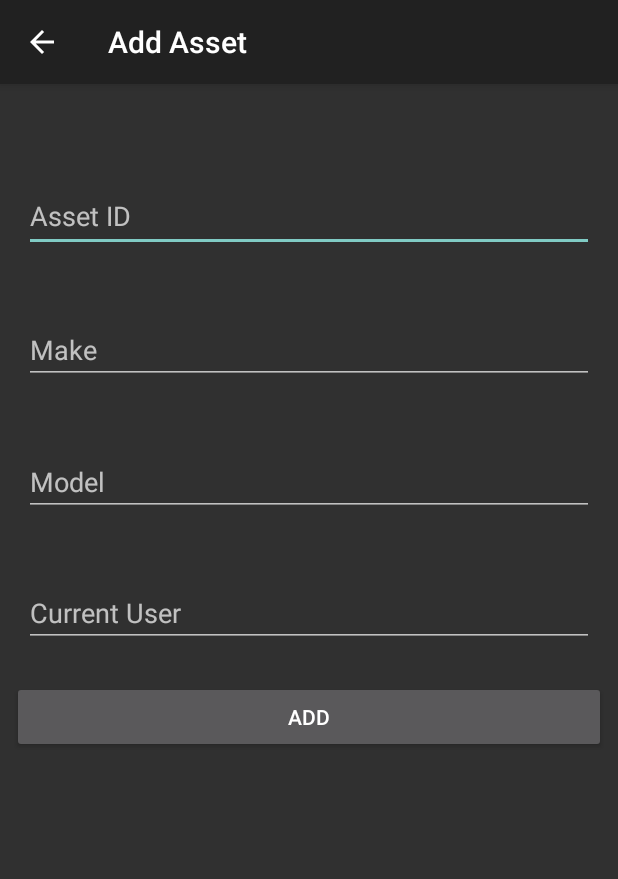
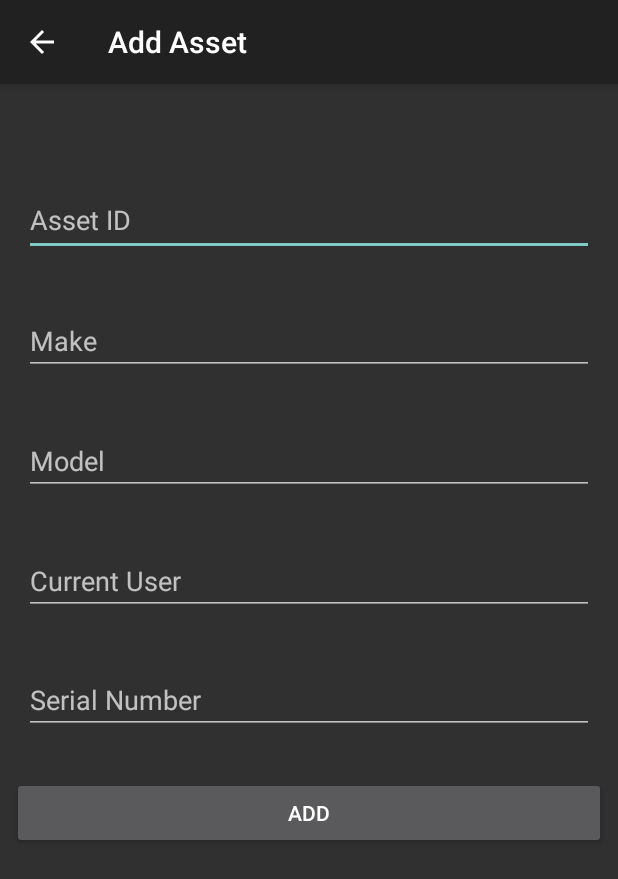
Before and after one commit to CoreySmith1992/EZTag, an Android app: the screen it shows after launch (AddActivity), after a tap on "Add Button", on a phone screen of 412 x 824 dp. Shown: the top 879 px of the screen. Run offline under Robolectric (Android 15) with nearby library versions, the phone set to English and light mode, and no system bars.

Commit message:
Initial commit

```diff
--- a/app/src/main/java/com/valex/eztag/AddActivity.java
+++ b/app/src/main/java/com/valex/eztag/AddActivity.java
@@ -13,7 +13,7 @@ import androidx.core.view.WindowInsetsCompat;
 
 public class AddActivity extends AppCompatActivity {
 
-    EditText asset_input, make_input, model_input, current_user_input;
+    EditText asset_input, make_input, model_input, current_user_input, serial_input;
     Button add_asset;
 
     @Override
@@ -30,6 +30,7 @@ public class AddActivity extends AppCompatActivity {
         make_input = findViewById(R.id.make_input);
         model_input = findViewById(R.id.model_input);
         current_user_input = findViewById(R.id.current_user_input);
+        serial_input = findViewById(R.id.serial_input);
         add_asset = findViewById(R.id.add_asset);
         add_asset.setOnClickListener(new View.OnClickListener() {
             @Override
@@ -38,7 +39,8 @@ public class AddActivity extends AppCompatActivity {
                 myDB.addAsset(asset_input.getText().toString().trim(),
                         make_input.getText().toString().trim(),
                         model_input.getText().toString().trim(),
-                        current_user_input.getText().toString().trim());
+                        current_user_input.getText().toString().trim(),
+                        serial_input.getText().toString().trim());
 
             }
         });
--- a/app/src/main/java/com/valex/eztag/CustomAdapter.java
+++ b/app/src/main/java/com/valex/eztag/CustomAdapter.java
@@ -19,9 +19,7 @@ public class CustomAdapter extends RecyclerView.Adapter<CustomAdapter.ViewHolder
 
     private Context context;
     Activity activity;
-    private ArrayList id, asset, make, model, current_user;
-
-
+    private ArrayList id, asset, make, model, current_user, serial;
 
     CustomAdapter(Context context,
                   Activity activity,
@@ -29,7 +27,8 @@ public class CustomAdapter extends RecyclerView.Adapter<CustomAdapter.ViewHolder
                   ArrayList asset,
                   ArrayList make,
                   ArrayList model,
-                  ArrayList current_user){
+                  ArrayList current_user,
+                  ArrayList serial){
         this.activity = activity;
         this.context = context;
         this.id = id;
@@ -37,6 +36,7 @@ public class CustomAdapter extends RecyclerView.Adapter<CustomAdapter.ViewHolder
         this.make = make;
         this.model = model;
         this.current_user = current_user;
+        this.serial = serial;
 
     }
     @NonNull
@@ -54,6 +54,7 @@ public class CustomAdapter extends RecyclerView.Adapter<CustomAdapter.ViewHolder
         holder.make_txt.setText(String.valueOf(make.get(position)));
         holder.model_txt.setText(String.valueOf(model.get(position)));
         holder.current_user_txt.setText(String.valueOf(current_user.get(position)));
+        holder.serial_txt.setText(String.valueOf(serial.get(position)));
         holder.mainLayout.setOnClickListener(new View.OnClickListener() {
             @Override
             public void onClick(View view) {
@@ -63,6 +64,7 @@ public class CustomAdapter extends RecyclerView.Adapter<CustomAdapter.ViewHolder
                 intent.putExtra("make", String.valueOf(make.get(position)));
                 intent.putExtra("model", String.valueOf(model.get(position)));
                 intent.putExtra("current_user", String.valueOf(current_user.get(position)));
+                intent.putExtra("serial", String.valueOf(serial.get(position)));
                 activity.startActivityForResult(intent, 1);
             }
         });
@@ -75,7 +77,7 @@ public class CustomAdapter extends RecyclerView.Adapter<CustomAdapter.ViewHolder
 
     public class ViewHolder extends RecyclerView.ViewHolder {
 
-        TextView asset_id_txt, make_txt, model_txt, current_user_txt;
+        TextView asset_id_txt, make_txt, model_txt, current_user_txt, serial_txt;
         LinearLayout mainLayout;
         public ViewHolder(@NonNull View itemView) {
             super(itemView);
@@ -83,8 +85,12 @@ public class CustomAdapter extends RecyclerView.Adapter<CustomAdapter.ViewHolder
             make_txt = itemView.findViewById(R.id.make_txt);
             model_txt = itemView.findViewById(R.id.model_txt);
             current_user_txt = itemView.findViewById(R.id.current_user_txt);
+            serial_txt = itemView.findViewById(R.id.serial_txt);
             mainLayout = itemView.findViewById(R.id.mainLayout);
 
         }
     }
+
+
+
 }
--- a/app/src/main/java/com/valex/eztag/DatabaseHelper.java
+++ b/app/src/main/java/com/valex/eztag/DatabaseHelper.java
@@ -21,6 +21,7 @@ public class DatabaseHelper extends SQLiteOpenHelper {
     private static final String COLUMN_MAKE = "make";
     private static final String COLUMN_MODEL = "model";
     private static final String COLUMN_USER = "current_user";
+    private static final String COLUMN_SERIAL = "serial";
 
     DatabaseHelper(@Nullable Context context) {
         super(context, DATABASE_NAME, null, DATABASE_VERSION);
@@ -34,7 +35,8 @@ public class DatabaseHelper extends SQLiteOpenHelper {
                 COLUMN_ASSET + " TEXT, " +
                 COLUMN_MAKE + " TEXT, " +
                 COLUMN_MODEL + " TEXT, " +
-                COLUMN_USER + " TEXT);";
+                COLUMN_USER + " TEXT, " +
+                COLUMN_SERIAL + " TEXT);";
         db.execSQL(query);
     }
     @Override
@@ -43,7 +45,7 @@ public class DatabaseHelper extends SQLiteOpenHelper {
         onCreate(db);
     }
 
-    void addAsset(String asset, String make, String model, String current_user){
+    void addAsset(String asset, String make, String model, String current_user, String serial){
         SQLiteDatabase db = this.getWritableDatabase();
         ContentValues cv = new ContentValues();
 
@@ -51,6 +53,7 @@ public class DatabaseHelper extends SQLiteOpenHelper {
         cv.put(COLUMN_MAKE, make);
         cv.put(COLUMN_MODEL, model);
         cv.put(COLUMN_USER, current_user);
+        cv.put(COLUMN_SERIAL, serial);
 
         long result = db.insert(TABLE_NAME, null, cv);
         if(result == -1){
@@ -71,13 +74,14 @@ public class DatabaseHelper extends SQLiteOpenHelper {
         return cursor;
     }
 
-    void updateData(String row_id, String asset, String make, String model, String current_user){
+    void updateData(String row_id, String asset, String make, String model, String current_user, String serial){
         SQLiteDatabase db = this.getWritableDatabase();
         ContentValues cv = new ContentValues();
         cv.put(COLUMN_ASSET, asset);
         cv.put(COLUMN_MAKE, make);
         cv.put(COLUMN_MODEL, model);
         cv.put(COLUMN_USER, current_user);
+        cv.put(COLUMN_SERIAL, serial);
 
         long result = db.update(TABLE_NAME, cv, "_id=?", new String[]{row_id});
         if(result == -1){
--- a/app/src/main/java/com/valex/eztag/MainActivity.java
+++ b/app/src/main/java/com/valex/eztag/MainActivity.java
@@ -34,7 +34,7 @@ public class MainActivity extends AppCompatActivity {
     FloatingActionButton add_button;
 
     DatabaseHelper myDB;
-    ArrayList<String> _id, asset, make, model, current_user;
+    ArrayList<String> _id, asset, make, model, current_user, serial;
     CustomAdapter customAdapter;
 
 
@@ -59,10 +59,11 @@ public class MainActivity extends AppCompatActivity {
         make = new ArrayList<>();
         model = new ArrayList<>();
         current_user = new ArrayList<>();
+        serial = new ArrayList<>();
 
         storeDataInArrays();
 
-        customAdapter = new CustomAdapter(this, MainActivity.this, _id, asset, make, model, current_user);
+        customAdapter = new CustomAdapter(this, MainActivity.this, _id, asset, make, model, current_user, serial);
         recyclerView.setAdapter(customAdapter);
         recyclerView.setLayoutManager(new LinearLayoutManager(MainActivity.this));
     }
@@ -86,6 +87,7 @@ public class MainActivity extends AppCompatActivity {
                 make.add(cursor.getString(2));
                 model.add(cursor.getString(3));
                 current_user.add(cursor.getString(4));
+                serial.add(cursor.getString(5));
             }
         }
     }
--- a/app/src/main/res/layout/activity_add.xml
+++ b/app/src/main/res/layout/activity_add.xml
@@ -12,12 +12,13 @@
         android:layout_width="match_parent"
         android:layout_height="wrap_content"
         android:layout_marginStart="16dp"
-        android:layout_marginTop="64dp"
+        android:layout_marginTop="32dp"
         android:layout_marginEnd="16dp"
         android:ems="10"
         android:hint="Asset ID"
         android:inputType="text"
         android:minHeight="48dp"
+        app:layout_constraintBottom_toTopOf="@id/make_input"
         app:layout_constraintEnd_toEndOf="parent"
         app:layout_constraintStart_toStartOf="parent"
         app:layout_constraintTop_toTopOf="parent" />
@@ -59,14 +60,30 @@
         android:layout_height="wrap_content"
         android:layout_marginStart="16dp"
         android:layout_marginEnd="16dp"
-        android:layout_marginBottom="350dp"
         android:ems="10"
         android:hint="Current User"
+        android:inputType="text"
+        app:layout_constraintEnd_toEndOf="parent"
+        app:layout_constraintStart_toStartOf="parent"
+        tools:ignore="TouchTargetSizeCheck"
+        tools:layout_editor_absoluteY="303dp"
+        app:layout_constraintTop_toBottomOf="@id/model_input"
+        app:layout_constraintBottom_toTopOf="@id/serial_input"/>
+
+    <EditText
+        android:id="@+id/serial_input"
+        android:layout_width="match_parent"
+        android:layout_height="wrap_content"
+        android:layout_marginStart="16dp"
+        android:layout_marginEnd="16dp"
+        android:layout_marginBottom="300dp"
+        android:ems="10"
+        android:hint="Serial Number"
         android:inputType="text"
         app:layout_constraintBottom_toBottomOf="parent"
         app:layout_constraintEnd_toEndOf="parent"
         app:layout_constraintStart_toStartOf="parent"
-        app:layout_constraintTop_toBottomOf="@+id/model_input"
+        app:layout_constraintTop_toBottomOf="@+id/current_user_input"
         tools:ignore="TouchTargetSizeCheck" />
 
     <Button
@@ -75,7 +92,7 @@
         android:layout_height="wrap_content"
         android:layout_marginStart="8dp"
         android:layout_marginEnd="8dp"
-        android:layout_marginBottom="300dp"
+        android:layout_marginBottom="150dp"
         android:text="Add"
         app:layout_constraintBottom_toBottomOf="parent"
         app:layout_constraintEnd_toEndOf="parent"
```
Also changed, not shown: app/src/main/java/com/valex/eztag/UpdateActivity.java (+8 -4 lines), app/src/main/res/layout/activity_update.xml (+20 -5 lines), app/src/main/res/layout/row.xml (+36 -4 lines).
